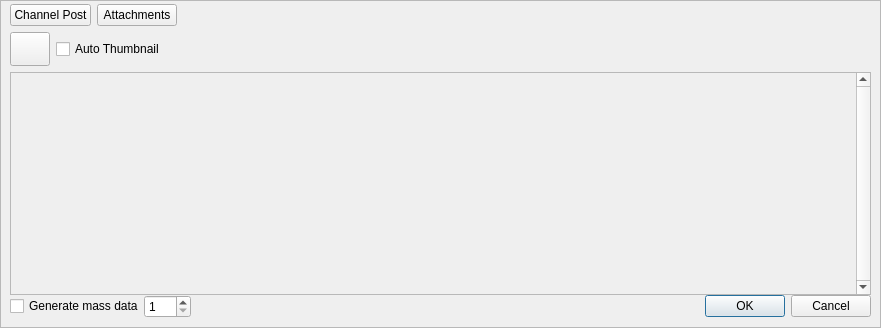
This is retroshare-gui/src/gui/gxschannels/CreateGxsChannelMsg.ui in RetroShare/RetroShare as Qt 5 draws it before an edit. The edited form follows.
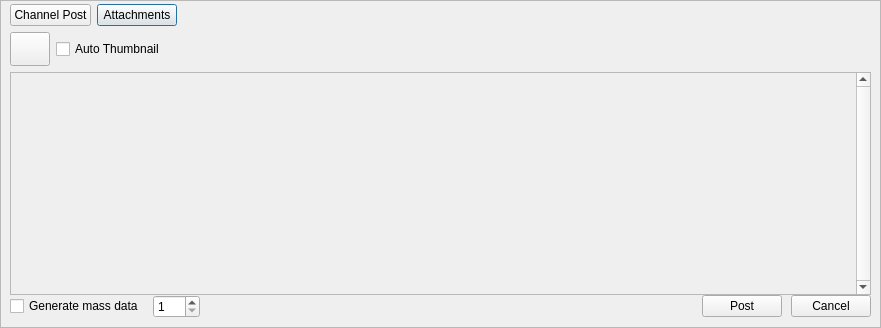
This is the edited form. The open tabs and pages were chosen to show the change. Icons and pictures are not drawn. Custom widgets are drawn as their Qt base class.

Commit message:
Changed Button for Channel composer
* Changed Button type for Channel composer
* Set default stylesheet for the Post Button

Patch:
```diff
--- a/retroshare-gui/src/gui/gxschannels/CreateGxsChannelMsg.ui
+++ b/retroshare-gui/src/gui/gxschannels/CreateGxsChannelMsg.ui
@@ -431,6 +431,9 @@
       </item>
       <item row="2" column="0" colspan="3">
        <layout class="QHBoxLayout" name="buttonHLayout">
+        <property name="spacing">
+         <number>9</number>
+        </property>
         <item>
          <widget class="QCheckBox" name="generateCheckBox">
           <property name="text">
@@ -449,15 +452,29 @@
          </widget>
         </item>
         <item>
-         <widget class="QDialogButtonBox" name="buttonBox">
-          <property name="styleSheet">
-           <string notr="true"/>
-          </property>
+         <spacer name="horizontalSpacer_3">
           <property name="orientation">
            <enum>Qt::Horizontal</enum>
           </property>
-          <property name="standardButtons">
-           <set>QDialogButtonBox::Cancel|QDialogButtonBox::Ok</set>
+          <property name="sizeHint" stdset="0">
+           <size>
+            <width>40</width>
+            <height>20</height>
+           </size>
+          </property>
+         </spacer>
+        </item>
+        <item>
+         <widget class="QPushButton" name="postButton">
+          <property name="text">
+           <string>Post</string>
+          </property>
+         </widget>
+        </item>
+        <item>
+         <widget class="QPushButton" name="cancelButton">
+          <property name="text">
+           <string>Cancel</string>
           </property>
          </widget>
         </item>
```
Left out of the diff: 2 changed lines with no effect on the pictures. The commit also changes 4 other files.
